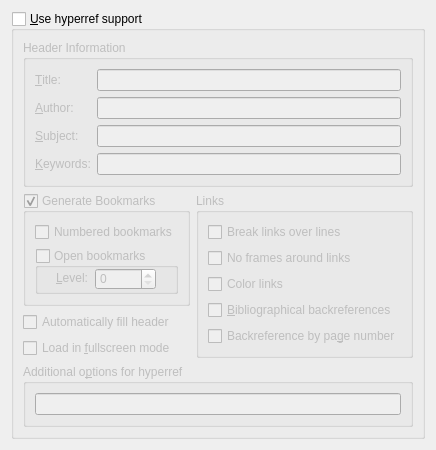
First picture: the form in src/frontends/qt4/ui/PDFSupportUi.ui, repository cburschka/lyx, before the edit.
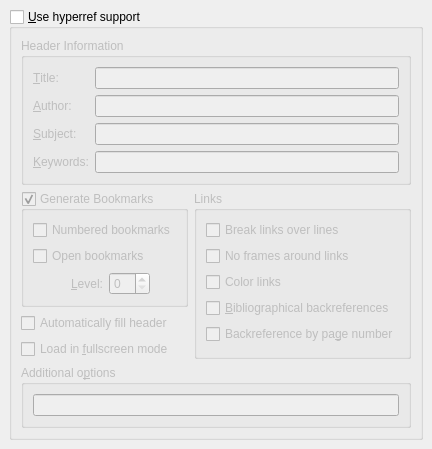
Second picture: the form after the edit.

Patch:
```diff
--- a/src/frontends/qt4/ui/PDFSupportUi.ui
+++ b/src/frontends/qt4/ui/PDFSupportUi.ui
@@ -6,13 +6,32 @@
     <x>0</x>
     <y>0</y>
     <width>427</width>
-    <height>423</height>
+    <height>448</height>
    </rect>
   </property>
   <property name="windowTitle" >
    <string>Form</string>
   </property>
   <layout class="QGridLayout" >
+   <property name="margin" >
+    <number>9</number>
+   </property>
+   <property name="spacing" >
+    <number>6</number>
+   </property>
+   <item row="1" column="0" >
+    <spacer>
+     <property name="orientation" >
+      <enum>Qt::Vertical</enum>
+     </property>
+     <property name="sizeHint" >
+      <size>
+       <width>409</width>
+       <height>16</height>
+      </size>
+     </property>
+    </spacer>
+   </item>
    <item row="0" column="0" >
     <widget class="QGroupBox" name="use_hyperrefGB" >
      <property name="focusPolicy" >
@@ -21,6 +40,9 @@
      <property name="title" >
       <string>&amp;Use hyperref support</string>
      </property>
+     <property name="flat" >
+      <bool>true</bool>
+     </property>
      <property name="checkable" >
       <bool>true</bool>
      </property>
@@ -28,12 +50,131 @@
       <bool>false</bool>
      </property>
      <layout class="QGridLayout" >
+      <property name="margin" >
+       <number>9</number>
+      </property>
+      <property name="spacing" >
+       <number>6</number>
+      </property>
+      <item row="2" column="0" >
+       <widget class="QCheckBox" name="pdfusetitleCB" >
+        <property name="toolTip" >
+         <string>If not stated explicitly, fill title and author from appropriate environments</string>
+        </property>
+        <property name="text" >
+         <string>Automatically fill header</string>
+        </property>
+       </widget>
+      </item>
+      <item row="3" column="0" >
+       <widget class="QCheckBox" name="fullscreenCB" >
+        <property name="toolTip" >
+         <string>Enable fullscreen PDF presentation</string>
+        </property>
+        <property name="text" >
+         <string>Load in &amp;fullscreen mode</string>
+        </property>
+       </widget>
+      </item>
+      <item row="1" column="0" >
+       <widget class="QGroupBox" name="bookmarksGB" >
+        <property name="title" >
+         <string>Generate Bookmarks</string>
+        </property>
+        <property name="checkable" >
+         <bool>true</bool>
+        </property>
+        <property name="checked" >
+         <bool>true</bool>
+        </property>
+        <layout class="QGridLayout" >
+         <property name="margin" >
+          <number>9</number>
+         </property>
+         <property name="spacing" >
+          <number>6</number>
+         </property>
+         <item row="1" column="0" colspan="3" >
+          <widget class="QCheckBox" name="bookmarksopenGB" >
+           <property name="enabled" >
+            <bool>false</bool>
+           </property>
+           <property name="text" >
+            <string>Open bookmarks</string>
+           </property>
+          </widget>
+         </item>
+         <item row="2" column="3" >
+          <spacer>
+           <property name="orientation" >
+            <enum>Qt::Horizontal</enum>
+           </property>
+           <property name="sizeHint" >
+            <size>
+             <width>40</width>
+             <height>20</height>
+            </size>
+           </property>
+          </spacer>
+         </item>
+         <item row="2" column="0" >
+          <spacer>
+           <property name="orientation" >
+            <enum>Qt::Horizontal</enum>
+           </property>
+           <property name="sizeHint" >
+            <size>
+             <width>40</width>
+             <height>20</height>
+            </size>
+           </property>
+          </spacer>
+         </item>
+         <item row="2" column="2" >
+          <widget class="QSpinBox" name="bookmarksopenlevelSB" >
+           <property name="enabled" >
+            <bool>false</bool>
+           </property>
+           <property name="toolTip" >
+            <string>Number of levels</string>
+           </property>
+          </widget>
+         </item>
+         <item row="2" column="1" >
+          <widget class="QLabel" name="label" >
+           <property name="enabled" >
+            <bool>false</bool>
+           </property>
+           <property name="text" >
+            <string>&amp;Level:</string>
+           </property>
+           <property name="buddy" >
+            <cstring>bookmarksopenlevelSB</cstring>
+           </property>
+          </widget>
+         </item>
+         <item row="0" column="0" colspan="4" >
+          <widget class="QCheckBox" name="bookmarksnumberedCB" >
+           <property name="text" >
+            <string>Numbered bookmarks</string>
+           </property>
+          </widget>
+         </item>
+        </layout>
+       </widget>
+      </item>
       <item row="0" column="0" colspan="2" >
        <widget class="QGroupBox" name="groupBox_2" >
         <property name="title" >
          <string>Header Information</string>
         </property>
         <layout class="QGridLayout" >
+         <property name="margin" >
+          <number>9</number>
+         </property>
+         <property name="spacing" >
+          <number>6</number>
+         </property>
          <item row="0" column="0" >
           <widget class="QLabel" name="titleL" >
            <property name="text" >
@@ -89,86 +230,40 @@
         </layout>
        </widget>
       </item>
-      <item row="1" column="0" >
-       <widget class="QGroupBox" name="bookmarksGB" >
+      <item row="4" column="0" colspan="2" >
+       <widget class="QGroupBox" name="groupBox_3" >
         <property name="title" >
-         <string>Generate Bookmarks</string>
+         <string>Additional o&amp;ptions</string>
+        </property>
+        <property name="flat" >
+         <bool>false</bool>
         </property>
         <property name="checkable" >
-         <bool>true</bool>
+         <bool>false</bool>
         </property>
         <property name="checked" >
-         <bool>true</bool>
+         <bool>false</bool>
         </property>
         <layout class="QGridLayout" >
-         <property name="leftMargin" >
+         <property name="margin" >
           <number>9</number>
          </property>
-         <property name="topMargin" >
-          <number>9</number>
-         </property>
-         <property name="rightMargin" >
-          <number>9</number>
-         </property>
-         <property name="bottomMargin" >
-          <number>9</number>
-         </property>
-         <property name="horizontalSpacing" >
-          <number>6</number>
-         </property>
-         <property name="verticalSpacing" >
+         <property name="spacing" >
           <number>6</number>
          </property>
          <item row="0" column="0" >
-          <widget class="QCheckBox" name="bookmarksnumberedCB" >
-           <property name="text" >
-            <string>Numbered bookmarks</string>
+          <widget class="QLineEdit" name="optionsLE" >
+           <property name="sizePolicy" >
+            <sizepolicy>
+             <hsizetype>7</hsizetype>
+             <vsizetype>0</vsizetype>
+             <horstretch>0</horstretch>
+             <verstretch>0</verstretch>
+            </sizepolicy>
            </property>
-          </widget>
-         </item>
-         <item row="1" column="0" >
-          <widget class="QGroupBox" name="bookmarksopenGB" >
-           <property name="title" >
-            <string>Open bookmarks</string>
+           <property name="toolTip" >
+            <string>eg: pdfstartview=XYZ, plainpages=false, pdfpagelabels</string>
            </property>
-           <property name="flat" >
-            <bool>true</bool>
-           </property>
-           <property name="checkable" >
-            <bool>true</bool>
-           </property>
-           <property name="checked" >
-            <bool>false</bool>
-           </property>
-           <widget class="QLabel" name="label" >
-            <property name="geometry" >
-             <rect>
-              <x>21</x>
-              <y>22</y>
-              <width>31</width>
-              <height>16</height>
-             </rect>
-            </property>
-            <property name="text" >
-             <string>&amp;Level:</string>
-            </property>
-            <property name="buddy" >
-             <cstring>bookmarksopenlevelSB</cstring>
-            </property>
-           </widget>
-           <widget class="QSpinBox" name="bookmarksopenlevelSB" >
-            <property name="geometry" >
-             <rect>
-              <x>60</x>
-              <y>20</y>
-              <width>61</width>
-              <height>22</height>
-             </rect>
-            </property>
-            <property name="toolTip" >
-             <string>Number of levels</string>
-            </property>
-           </widget>
           </widget>
          </item>
         </layout>
@@ -183,6 +278,12 @@
          <bool>false</bool>
         </property>
         <layout class="QGridLayout" >
+         <property name="margin" >
+          <number>9</number>
+         </property>
+         <property name="spacing" >
+          <number>6</number>
+         </property>
          <item row="0" column="0" >
           <widget class="QCheckBox" name="breaklinksCB" >
            <property name="toolTip" >
@@ -233,73 +334,9 @@
         </layout>
        </widget>
       </item>
-      <item row="2" column="0" >
-       <widget class="QCheckBox" name="pdfusetitleCB" >
-        <property name="toolTip" >
-         <string>If not stated explicitly, fill title and author from appropriate environments</string>
-        </property>
-        <property name="text" >
-         <string>Automatically fill header</string>
-        </property>
-       </widget>
-      </item>
-      <item row="3" column="0" >
-       <widget class="QCheckBox" name="fullscreenCB" >
-        <property name="toolTip" >
-         <string>Enable fullscreen PDF presentation</string>
-        </property>
-        <property name="text" >
-         <string>Load in &amp;fullscreen mode</string>
-        </property>
-       </widget>
-      </item>
-      <item row="4" column="0" colspan="2" >
-       <widget class="QGroupBox" name="groupBox_3" >
-        <property name="title" >
-         <string>Additional o&amp;ptions for hyperref</string>
-        </property>
-        <property name="flat" >
-         <bool>false</bool>
-        </property>
-        <property name="checkable" >
-         <bool>false</bool>
-        </property>
-        <property name="checked" >
-         <bool>false</bool>
-        </property>
-        <layout class="QGridLayout" >
-         <item row="0" column="0" >
-          <widget class="QLineEdit" name="optionsLE" >
-           <property name="sizePolicy" >
-            <sizepolicy vsizetype="Fixed" hsizetype="Expanding" >
-             <horstretch>0</horstretch>
-             <verstretch>0</verstretch>
-            </sizepolicy>
-           </property>
-           <property name="toolTip" >
-            <string>eg: pdfstartview=XYZ, plainpages=false, pdfpagelabels</string>
-           </property>
-          </widget>
-         </item>
-        </layout>
-       </widget>
-      </item>
      </layout>
     </widget>
    </item>
-   <item row="1" column="0" >
-    <spacer>
-     <property name="orientation" >
-      <enum>Qt::Vertical</enum>
-     </property>
-     <property name="sizeHint" >
-      <size>
-       <width>20</width>
-       <height>21</height>
-      </size>
-     </property>
-    </spacer>
-   </item>
   </layout>
  </widget>
  <resources/>
```
Left out of the diff: 39 changed lines with no effect on the pictures.
